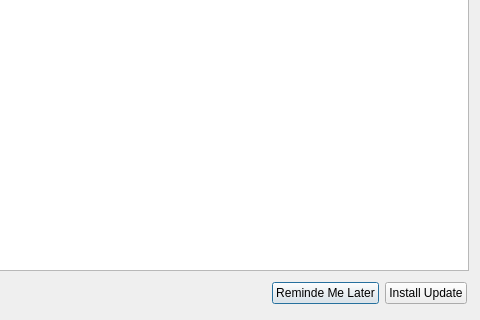
This is frameworks/qt/plugins/updater/UpdateDialog.ui in dmzgroup/dmz as Qt 5 draws it before an edit; both pictures show x 144 to 624 and y 180 to 500 of the 624 by 500 pixel window. The edited form follows.
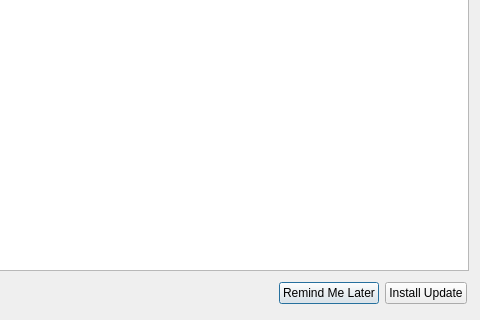
This is the edited form.

Commit message: Build script updates.

Diff of the .ui file:
```diff
--- a/frameworks/qt/plugins/updater/UpdateDialog.ui
+++ b/frameworks/qt/plugins/updater/UpdateDialog.ui
@@ -150,7 +150,7 @@
        <item>
         <widget class="QPushButton" name="laterButton">
          <property name="text">
-          <string>Reminde Me Later</string>
+          <string>Remind Me Later</string>
          </property>
         </widget>
        </item>
```
The commit also changes 1 other file.
